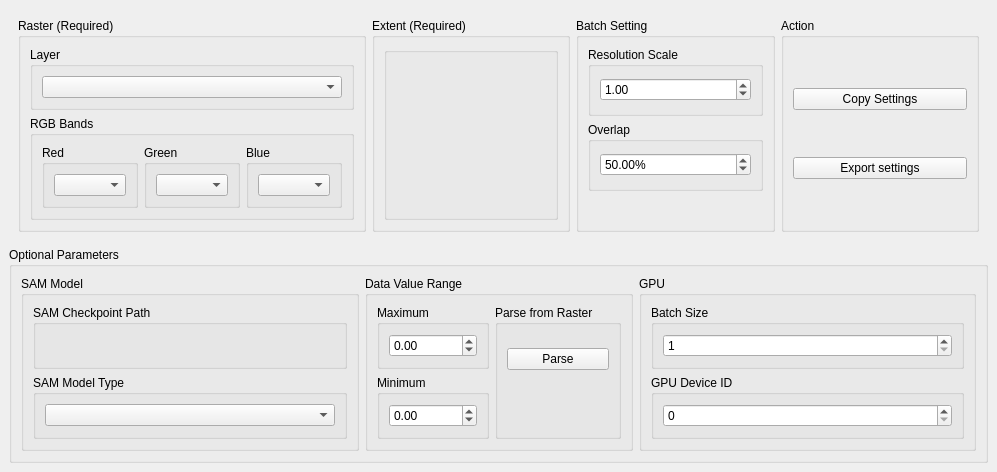
Old version of the form ui/EncoderCopilot.ui in the repository coolzhao/Geo-SAM.
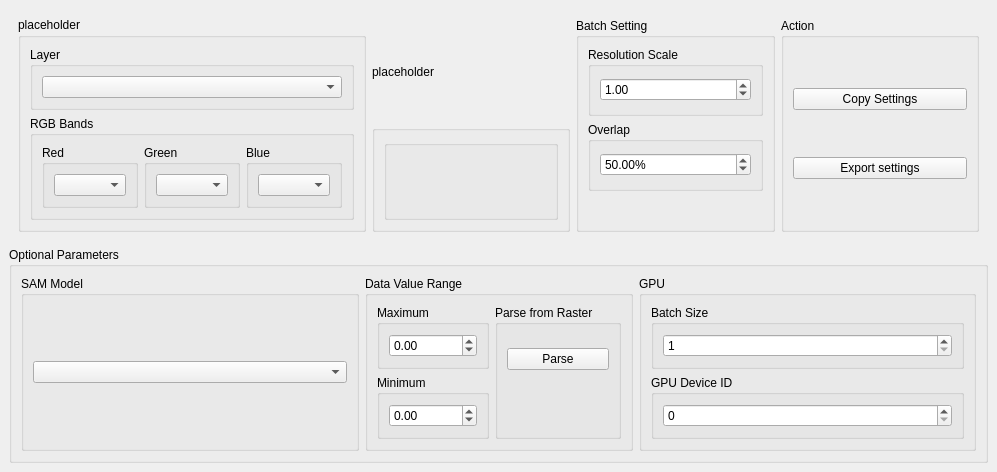
New version of the form. Custom widgets are drawn as their Qt base class.

```diff
--- a/ui/EncoderCopilot.ui
+++ b/ui/EncoderCopilot.ui
@@ -33,9 +33,25 @@
         </property>
         <layout class="QGridLayout" name="gridLayout_10">
          <item row="0" column="1">
+          <widget class="QWidget" name="extentRequiredWrapper">
+           <layout class="QVBoxLayout" name="extentRequiredLayout">
+            <property name="spacing">
+             <number>0</number>
+            </property>
+            <property name="margin">
+             <number>0</number>
+            </property>
+            <item>
+             <widget class="QLabel" name="label_extent_title">
+              <property name="text">
+               <string notr="true">placeholder</string>
+              </property>
+             </widget>
+            </item>
+            <item>
           <widget class="QGroupBox" name="groupBox_4">
            <property name="title">
-            <string>Extent (Required)</string>
+               <string/>
            </property>
            <layout class="QGridLayout" name="gridLayout_4">
             <item row="0" column="0">
@@ -51,6 +67,9 @@
            </layout>
           </widget>
          </item>
+           </layout>
+          </widget>
+         </item>
          <item row="0" column="2">
           <widget class="QGroupBox" name="groupBox_5">
            <property name="title">
@@ -183,9 +202,25 @@
           </widget>
          </item>
          <item row="0" column="0">
+          <widget class="QWidget" name="rasterRequiredWrapper">
+           <layout class="QVBoxLayout" name="rasterRequiredLayout">
+            <property name="spacing">
+             <number>0</number>
+            </property>
+            <property name="margin">
+             <number>0</number>
+            </property>
+            <item>
+             <widget class="QLabel" name="label_raster_title">
+              <property name="text">
+               <string notr="true">placeholder</string>
+              </property>
+             </widget>
+            </item>
+            <item>
           <widget class="QGroupBox" name="groupBox_3">
            <property name="title">
-            <string>Raster (Required)</string>
+               <string/>
            </property>
            <layout class="QGridLayout" name="gridLayout_3">
             <item row="1" column="0">
@@ -251,6 +286,9 @@
         </layout>
        </widget>
       </item>
+        </layout>
+       </widget>
+      </item>
       <item>
        <widget class="QgsCollapsibleGroupBox" name="AdvancedParameterGroupBox">
         <property name="title">
@@ -270,28 +308,7 @@
            </property>
            <layout class="QVBoxLayout" name="verticalLayout_2">
             <item>
-             <widget class="QGroupBox" name="groupBox_12">
-              <property name="title">
-               <string>SAM Checkpoint Path</string>
-              </property>
-              <layout class="QHBoxLayout" name="horizontalLayout">
-               <item>
-                <widget class="QgsFileWidget" name="CheckpointFileWidget"/>
-               </item>
-              </layout>
-             </widget>
-            </item>
-            <item>
-             <widget class="QGroupBox" name="groupBox_14">
-              <property name="title">
-               <string>SAM Model Type</string>
-              </property>
-              <layout class="QVBoxLayout" name="verticalLayout">
-               <item>
-                <widget class="QComboBox" name="SAMModelComboBox"/>
-               </item>
-              </layout>
-             </widget>
+             <widget class="QComboBox" name="ModelComboBox"/>
             </item>
            </layout>
           </widget>
@@ -471,11 +488,6 @@
    <header>qgsextentgroupbox.h</header>
    <container>1</container>
   </customwidget>
-  <customwidget>
-   <class>QgsFileWidget</class>
-   <extends>QWidget</extends>
-   <header>qgsfilewidget.h</header>
-  </customwidget>
   <customwidget>
    <class>QgsMapLayerComboBox</class>
    <extends>QComboBox</extends>
```
Lines whose indentation alone changed are shown as unchanged.
